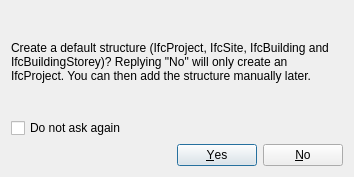
The window that src/Mod/BIM/Resources/ui/dialogCreateProject.ui (southseact-3d/fcd) describes before a commit, drawn with Qt 5.
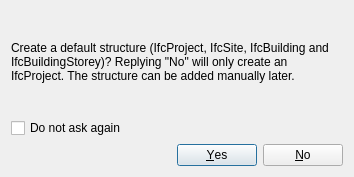
The same window after the commit.

```diff
--- a/src/Mod/BIM/Resources/ui/dialogCreateProject.ui
+++ b/src/Mod/BIM/Resources/ui/dialogCreateProject.ui
@@ -17,7 +17,7 @@
    <item>
     <widget class="QLabel" name="label">
      <property name="text">
-      <string>Create a default structure (IfcProject, IfcSite, IfcBuilding and IfcBuildingStorey)? Replying &quot;No&quot; will only create an IfcProject. You can then add the structure manually later.</string>
+      <string>Create a default structure (IfcProject, IfcSite, IfcBuilding and IfcBuildingStorey)? Replying &quot;No&quot; will only create an IfcProject. The structure can be added manually later.</string>
      </property>
      <property name="wordWrap">
       <bool>true</bool>
```
Left out of the diff: 2 changed lines with no effect on the pictures.
